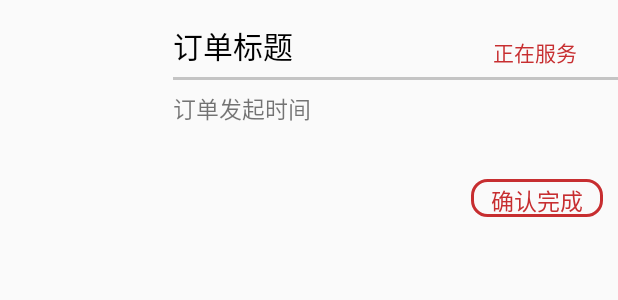
After one commit to MarshalGAOGAO/Bang-Bang-Ba, an Android app: the layout order_information.xml on its own in the app's theme, with its tools: preview values and no code run, on a phone screen of 412 x 824 dp. The commit adds this screen. Shown: the top 300 px of the screen. Run offline under Robolectric (Android 15) with nearby library versions, the phone set to English and light mode, and no system bars.

Commit message:
订单首页

```diff
--- /dev/null
+++ b/BBB/registerloogin/app/src/main/res/drawable/style_in_order.xml
@@ -0,0 +1,26 @@
+<?xml version="1.0" encoding="UTF-8"?>
+<layer-list xmlns:android="http://schemas.android.com/apk/res/android">
+    <!-- 连框颜色值 --><item>
+    <shape xmlns:Android="http://schemas.android.com/apk/res/android"
+        android:shape="rectangle" >
+
+        <!-- 填充的颜色：这里设置背景透明 -->
+        <solid android:color="@android:color/transparent" />
+        <!-- 边框的颜色 ：不能和窗口背景色一样-->
+        <stroke
+            android:width="2dp"
+            android:color="#C72E30" />
+        <!-- 设置按钮的四个角为弧形 -->
+        <!-- android:radius 弧形的半径 -->
+        <corners android:radius="10dip" />
+
+        <!-- padding：Button里面的文字与Button边界的间隔 -->
+        <padding
+            android:bottom="3dp"
+            android:left="3dp"
+            android:right="3dp"
+            android:top="3dp" />
+    </shape>
+</item>
+
+</layer-list>
--- /dev/null
+++ b/BBB/registerloogin/app/src/main/res/layout/order_information.xml
@@ -0,0 +1,93 @@
+<?xml version="1.0" encoding="utf-8"?>
+<LinearLayout xmlns:android="http://schemas.android.com/apk/res/android"
+    android:layout_width="match_parent"
+    android:layout_height="wrap_content"
+    android:descendantFocusability="blocksDescendants" >
+
+    <LinearLayout
+        android:orientation="vertical"
+        android:layout_width="115dp"
+        android:layout_height="wrap_content">
+
+        <ImageView
+            android:id="@+id/info_image"
+            android:layout_width="75dp"
+            android:layout_height="75dp"
+            android:layout_margin="20dp" />
+
+        <TextView
+            android:id="@+id/order_money"
+            android:layout_width="wrap_content"
+            android:layout_height="wrap_content"
+            android:textColor="#C72E30"
+            android:textSize="20dp"
+            android:layout_gravity="center_horizontal"/>
+
+    </LinearLayout>
+
+    <LinearLayout
+        android:orientation="vertical"
+        android:layout_width="match_parent"
+        android:layout_height="wrap_content">
+
+        <LinearLayout
+            android:layout_width="match_parent"
+            android:layout_height="wrap_content">
+            <TextView
+                android:id="@+id/order_title"
+                android:layout_marginTop="15dp"
+                android:text="订单标题"
+                android:textColor="#000000"
+                android:textSize="20sp"
+                android:layout_width="wrap_content"
+                android:layout_height="wrap_content"
+                android:layout_weight="5"/>
+
+            <TextView
+                android:id="@+id/order_state"
+                android:layout_gravity="bottom"
+                android:layout_width="wrap_content"
+                android:layout_height="wrap_content"
+                android:text="正在服务"
+                android:textColor="#C72E30"
+                android:layout_weight="1" />
+        </LinearLayout>
+
+        <View
+            android:id="@+id/line"
+            android:layout_width="match_parent"
+            android:background="#C4C4C4"
+            android:layout_height="3px"
+            android:layout_marginTop="6dp"/>
+
+        <TextView
+            android:id="@+id/order_start_time"
+            android:layout_width="wrap_content"
+            android:layout_height="wrap_content"
+            android:text="订单发起时间"
+            android:layout_below="@id/order_title"
+            android:layout_marginTop="7dp"
+            android:textSize="15dp"/>
+
+        <RelativeLayout
+            android:layout_width="match_parent"
+            android:layout_height="match_parent">
+
+            <Button
+                android:id="@+id/order_check"
+                android:layout_width="wrap_content"
+                android:layout_height="25dp"
+                android:text="确认完成"
+                android:background="@drawable/style_in_order"
+                android:textSize="15sp"
+                android:textColor="#C72E30"
+                android:layout_alignParentTop="true"
+                android:layout_marginRight="10dp"
+                android:layout_alignParentEnd="true"
+                android:layout_marginTop="35dp"
+                android:descendantFocusability="blocksDescendants"/>
+        </RelativeLayout>
+
+    </LinearLayout>
+
+</LinearLayout>
```
Also changed, not shown: BBB/registerloogin/app/src/main/java/com/example/registerloogin/InformationAdapter.java (added, +165 -0 lines), BBB/registerloogin/app/src/main/java/com/example/registerloogin/LoadActivity.java (+3 -8 lines), BBB/registerloogin/app/src/main/java/com/example/registerloogin/OrderInformation.java (added, +62 -0 lines), BBB/registerloogin/app/src/main/java/com/example/registerloogin/OrderPageActivity.java (added, +188 -0 lines), BBB/registerloogin/app/src/main/res/layout/nav_header.xml (added, +29 -0 lines), BBB/registerloogin/app/src/main/res/layout/order_page.xml (added, +95 -0 lines), BBB/registerloogin/app/src/main/res/menu/nav_menu.xml (added, +17 -0 lines), BBB/registerloogin/app/src/main/res/drawable-xxhdpi/ic_menu.png (added).
